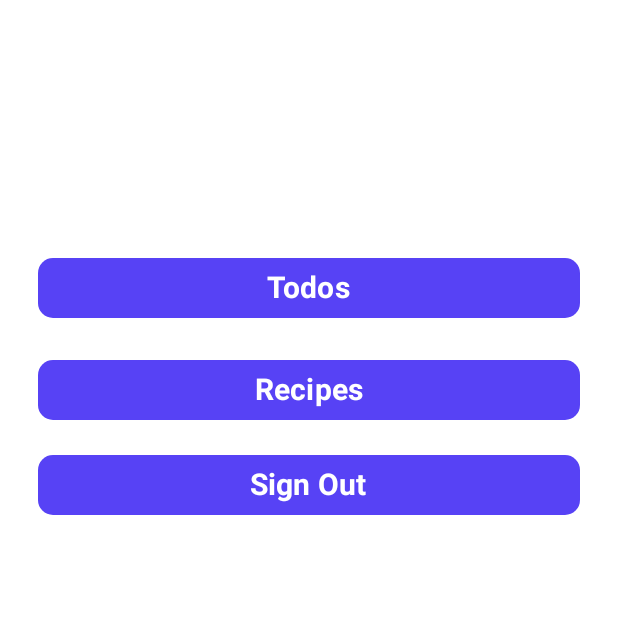
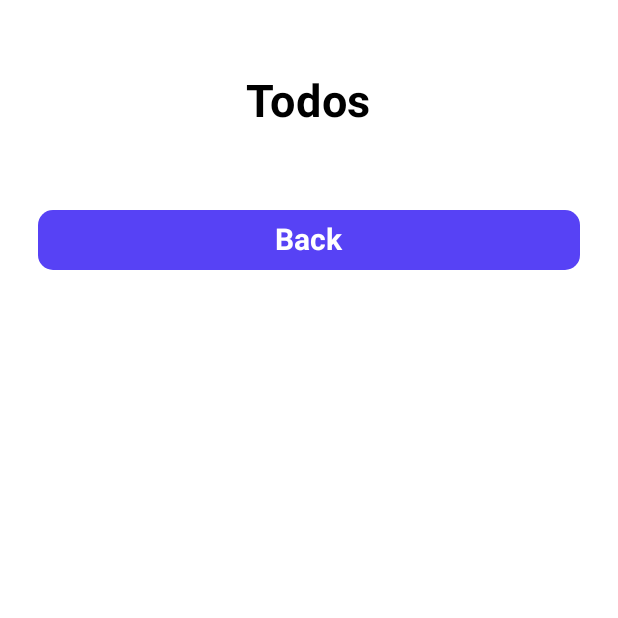
Before and after one commit to nbscvincent/csc-422-2024-midterm, an Android app built with Jetpack Compose: the screen it shows after launch (MainActivity), after a tap on "Todos", on a phone screen of 412 x 824 dp, the top half of it. Run offline under Robolectric (Android 15) with nearby library versions, the light colour scheme and no system bars; 1 statement that could not run was skipped.

Commit message:
Second Commit
Second Commit

```diff
--- a/app/src/main/AndroidManifest.xml
+++ b/app/src/main/AndroidManifest.xml
@@ -2,6 +2,7 @@
 <manifest xmlns:android="http://schemas.android.com/apk/res/android"
     xmlns:tools="http://schemas.android.com/tools">
 
+    <uses-permission android:name="android.permission.INTERNET"/>
     <application
         android:allowBackup="true"
         android:dataExtractionRules="@xml/data_extraction_rules"
--- a/app/src/main/java/com/nbscvincent/csc4222024midterm/model/ScreenViewModel.kt
+++ b/app/src/main/java/com/nbscvincent/csc4222024midterm/model/ScreenViewModel.kt
@@ -100,13 +100,37 @@ class AppScreenViewModel() : ViewModel() {
             println("SAMPLE" + req.status)
             println("SAMPLE" + req.bodyAsText())
 
-            //if (req.status.toString() == "200 OK"){
+            if (req.status.toString() == "200 OK"){
+                val response = req.body<ResponseQoutes>()
+                quote = response.quote
+            }
+
+        } catch (e: Exception){
+            println("SAMPLE ERROR $e")
+            //data.add(LoginReturn(1,"Invalid credentials"))
+        }
+        return quote
+    }
+
+    suspend fun getTodos() : String {
+        var quote: String = ""
+        try {
+            val req = ktorClient.request(
+                HttpRoutes.quotes
+            ){
+                method = HttpMethod.Get
+                url(HttpRoutes.quotes)
+                contentType(ContentType.Application.Json)
+                accept(ContentType.Application.Json)
+            }
+
+            println("SAMPLE" + req.status)
+            println("SAMPLE" + req.bodyAsText())
+
+            if (req.status.toString() == "200 OK"){
                 //val response = req.body<ResponseQoutes>()
-
-                /*quote[0].id = response.id
-                quote[0].quote = response.quote
-                quote[0].author = response.author*/
-            //}
+                //quote = response.quote
+            }
 
         } catch (e: Exception){
             println("SAMPLE ERROR $e")
--- a/app/src/main/java/com/nbscvincent/csc4222024midterm/screens/HomeScreen.kt
+++ b/app/src/main/java/com/nbscvincent/csc4222024midterm/screens/HomeScreen.kt
@@ -32,6 +32,7 @@ import androidx.navigation.NavController
 import androidx.navigation.NavHostController
 import com.nbscvincent.csc4222024midterm.model.AppScreenViewModel
 import com.nbscvincent.csc4222024midterm.model.ScreenViewModel
+import kotlinx.coroutines.delay
 import kotlinx.coroutines.launch
 
 @SuppressLint("CoroutineCreationDuringComposition")
@@ -79,7 +80,7 @@ fun HomeScreen (
             Button(
                 onClick = {
                     coroutineScope.launch {
-
+                        navController.navigate(MainNav.Todos.name)
                     }
                 },
                 modifier = Modifier
@@ -101,7 +102,7 @@ fun HomeScreen (
             Button(
                 onClick = {
                     coroutineScope.launch {
-
+                        navController.navigate(MainNav.Recipes.name)
                     }
                 },
                 modifier = Modifier
--- a/app/src/main/java/com/nbscvincent/csc4222024midterm/screens/Login.kt
+++ b/app/src/main/java/com/nbscvincent/csc4222024midterm/screens/Login.kt
@@ -39,7 +39,6 @@ import androidx.compose.ui.text.input.PasswordVisualTransformation
 import androidx.compose.ui.text.input.VisualTransformation
 import androidx.compose.ui.unit.dp
 import androidx.compose.ui.unit.sp
-import androidx.constraintlayout.compose.Visibility
 import androidx.lifecycle.viewmodel.compose.viewModel
 import androidx.navigation.NavHostController
 import com.nbscvincent.csc4222024midterm.model.AppScreenViewModel
--- a/app/src/main/java/com/nbscvincent/csc4222024midterm/screens/MainPage.kt
+++ b/app/src/main/java/com/nbscvincent/csc4222024midterm/screens/MainPage.kt
@@ -55,12 +55,6 @@ fun MainLogin(
             composable(route = MainNav.HomePage.name) {
                 HomeScreen(navController, screenViewModel)
             }
-            composable(route = MainNav.Recipes.name) {
-                Recipes(navController, screenViewModel)
-            }
-            composable(route = MainNav.HomePage.name) {
-                Todos(navController, screenViewModel)
-            }
         }
     }
 }
@@ -85,6 +79,12 @@ fun MainHomeScreen(
             composable(route = MainNav.HomePage.name) {
                 HomeScreen(navController, screenViewModel)
             }
+            composable(route = MainNav.Recipes.name) {
+                Recipes(navController, screenViewModel)
+            }
+            composable(route = MainNav.Todos.name) {
+                Todos(navController, screenViewModel)
+            }
         }
     }
 }
--- a/app/src/main/java/com/nbscvincent/csc4222024midterm/screens/Todos.kt
+++ b/app/src/main/java/com/nbscvincent/csc4222024midterm/screens/Todos.kt
@@ -1,12 +1,79 @@
 package com.nbscvincent.csc4222024midterm.screens
 
+import androidx.compose.foundation.background
+import androidx.compose.foundation.layout.Arrangement
+import androidx.compose.foundation.layout.Column
+import androidx.compose.foundation.layout.Spacer
+import androidx.compose.foundation.layout.fillMaxSize
+import androidx.compose.foundation.layout.fillMaxWidth
+import androidx.compose.foundation.layout.height
+import androidx.compose.foundation.layout.padding
+import androidx.compose.foundation.shape.RoundedCornerShape
+import androidx.compose.material3.Button
+import androidx.compose.material3.ButtonDefaults
+import androidx.compose.material3.Scaffold
+import androidx.compose.material3.Text
 import androidx.compose.runtime.Composable
+import androidx.compose.runtime.rememberCoroutineScope
+import androidx.compose.ui.Alignment
+import androidx.compose.ui.Modifier
+import androidx.compose.ui.graphics.Color
+import androidx.compose.ui.text.font.FontWeight
+import androidx.compose.ui.unit.dp
+import androidx.compose.ui.unit.sp
 import androidx.navigation.NavHostController
 import com.nbscvincent.csc4222024midterm.model.ScreenViewModel
+import kotlinx.coroutines.launch
 
 @Composable
 fun Todos(
     navController: NavHostController,
     screenViewModel: ScreenViewModel,
 ) {
+    val coroutineScope = rememberCoroutineScope()
+
+
+
+    Scaffold { innerPadding ->
+        Column(
+            modifier = Modifier
+                .padding(innerPadding)
+                .fillMaxSize()
+                .fillMaxWidth()
+                .background(Color.White),
+            horizontalAlignment = Alignment.CenterHorizontally,
+            verticalArrangement = Arrangement.spacedBy(0.dp)
+        ) {
+            Spacer(modifier = Modifier.height(50.dp))
+            Text(
+                text = "Todos",
+                fontWeight = FontWeight.Bold,
+                fontSize = 30.sp,
+                color = Color.Black,
+            )
+            Spacer(modifier = Modifier.height(50.dp))
+            Button(
+                onClick = {
+                    coroutineScope.launch {
+                        navController.navigate(MainNav.HomePage.name)
+                    }
+                },
+                modifier = Modifier
+                    .fillMaxWidth()
+                    .padding(start = 25.dp, end = 25.dp),
+                colors = ButtonDefaults.buttonColors(
+                    containerColor = Color(0xFF5742f5)
+                ),
+                shape = RoundedCornerShape(10.dp),
+            ) {
+                Text(
+                    text = "Back",
+                    fontWeight = FontWeight.Bold,
+                    fontSize = 20.sp,
+                    color = Color.White,
+                )
+            }
+            Spacer(modifier = Modifier.height(20.dp))
+        }
+    }
 }
```
Also changed, not shown: app/src/main/java/com/nbscvincent/csc4222024midterm/screens/Recipes.kt (+65 -0 lines).
